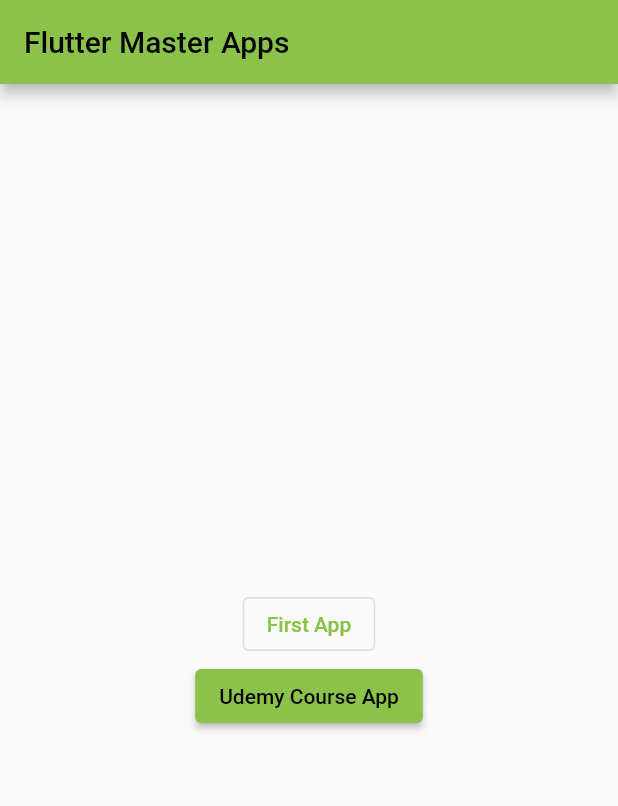
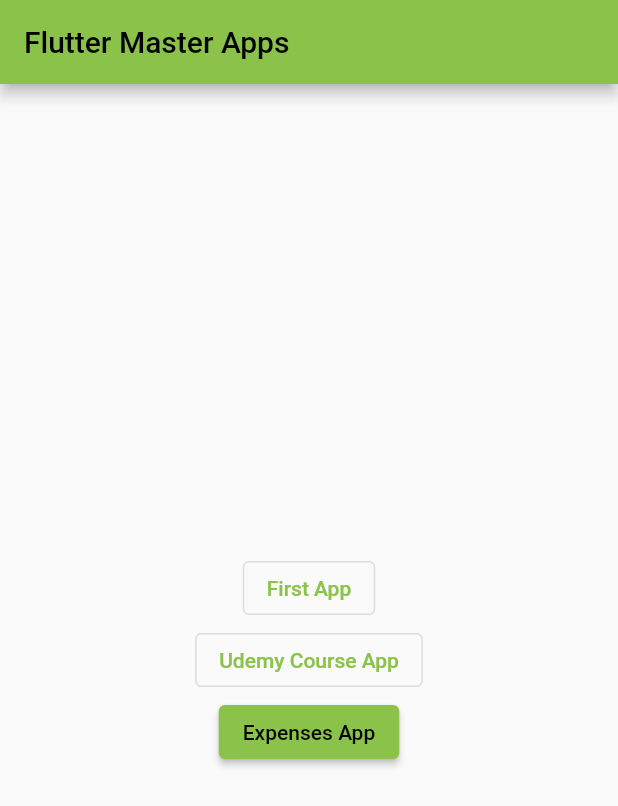
Before and after one commit to NyllRE/flutter_mastering, a Flutter app: the screen it shows after launch, on a phone screen of 412 x 824 dp. Shown: the top 806 px of the screen. Run offline on Flutter 3.47's test engine with Material 2 defaults, Android fonts, the phone set to English and light mode, and no system bars.

Commit message:
start of Expenses App - Card Elevation

```diff
--- a/lib/main.dart
+++ b/lib/main.dart
@@ -1,7 +1,8 @@
 // ignore_for_file: library_private_types_in_public_api
 
 import 'package:flutter/material.dart';
-import 'package:flutter_mastering/udemy_course/udemy_course_app.dart';
+import 'package:flutter_mastering/udemy_course/expenses/expenses_app.dart';
+import 'package:flutter_mastering/udemy_course/the_quiz/quiz_app.dart';
 import 'starter_tutorials/starter_tutorial_app.dart';
 
 void main() => runApp(const MyApp());
@@ -47,19 +48,31 @@ class _RootPageState extends State<RootPage> {
                 ),
               );
             },
-            child: const Text('First App'),
+            child: Text('First App'),
+          ),
+          OutlinedButton(
+            onPressed: () {
+              Navigator.of(context).push(
+                MaterialPageRoute(
+                  builder: (BuildContext context) {
+                    return const QuizApp();
+                  },
+                ),
+              );
+            },
+            child: Text('Udemy Course App'),
           ),
           ElevatedButton(
             onPressed: () {
               Navigator.of(context).push(
                 MaterialPageRoute(
                   builder: (BuildContext context) {
-                    return const UdemyCourseApp();
+                    return const ExpensesApp();
                   },
                 ),
               );
             },
-            child: const Text('Udemy Course App'),
+            child: Text('Expenses App'),
           ),
         ]),
       ),
--- a/lib/reusable.dart
+++ b/lib/reusable.dart
@@ -14,6 +14,7 @@ Matrix4 myRotate({
     ..setEntry(3, 2, 0.002);
 }
 
+/// Uses Transform Rotate to Rotate Through [x, y, z]
 class Rotate extends StatelessWidget {
   final Widget child;
   final double? x, y, z;
--- /dev/null
+++ b/lib/udemy_course/expenses/expenses_app.dart
@@ -0,0 +1,41 @@
+import 'package:flutter/material.dart';
+
+class ExpensesApp extends StatelessWidget {
+  const ExpensesApp({Key? key}) : super(key: key);
+
+  @override
+  Widget build(BuildContext context) {
+    return MaterialApp(
+      title: 'Randomizer',
+      theme: ThemeData(
+        primarySwatch: Colors.purple,
+      ),
+      home: const RootPage(),
+    );
+  }
+}
+
+class RootPage extends StatefulWidget {
+  const RootPage({Key? key}) : super(key: key);
+
+  @override
+  _RootPageState createState() => _RootPageState();
+}
+
+class _RootPageState extends State<RootPage> {
+  @override
+  Widget build(BuildContext context) => Scaffold(
+        appBar: AppBar(title: Text('bruh')),
+        body: Column(
+          children: const [
+            Card(
+              child: Text('bruh'),
+              elevation: 5, //=> How high it feels >=> shadow depth
+            ),
+            Card(
+              child: Text('List of TX'),
+            ),
+          ],
+        ),
+      );
+}
--- a/lib/udemy_course/udemy_course_app.dart
+++ b/lib/udemy_course/the_quiz/quiz_app.dart
@@ -1,12 +1,12 @@
 // ignore_for_file: library_private_types_in_public_api
 
 import 'package:flutter/material.dart';
-import 'the_quiz/result.dart';
+import 'result.dart';
 import 'package:flutter_mastering/reusable.dart';
-import 'the_quiz/quiz.dart';
+import 'quiz.dart';
 
-class UdemyCourseApp extends StatelessWidget {
-  const UdemyCourseApp({Key? key}) : super(key: key);
+class QuizApp extends StatelessWidget {
+  const QuizApp({Key? key}) : super(key: key);
 
   @override
   Widget build(BuildContext context) {
```
